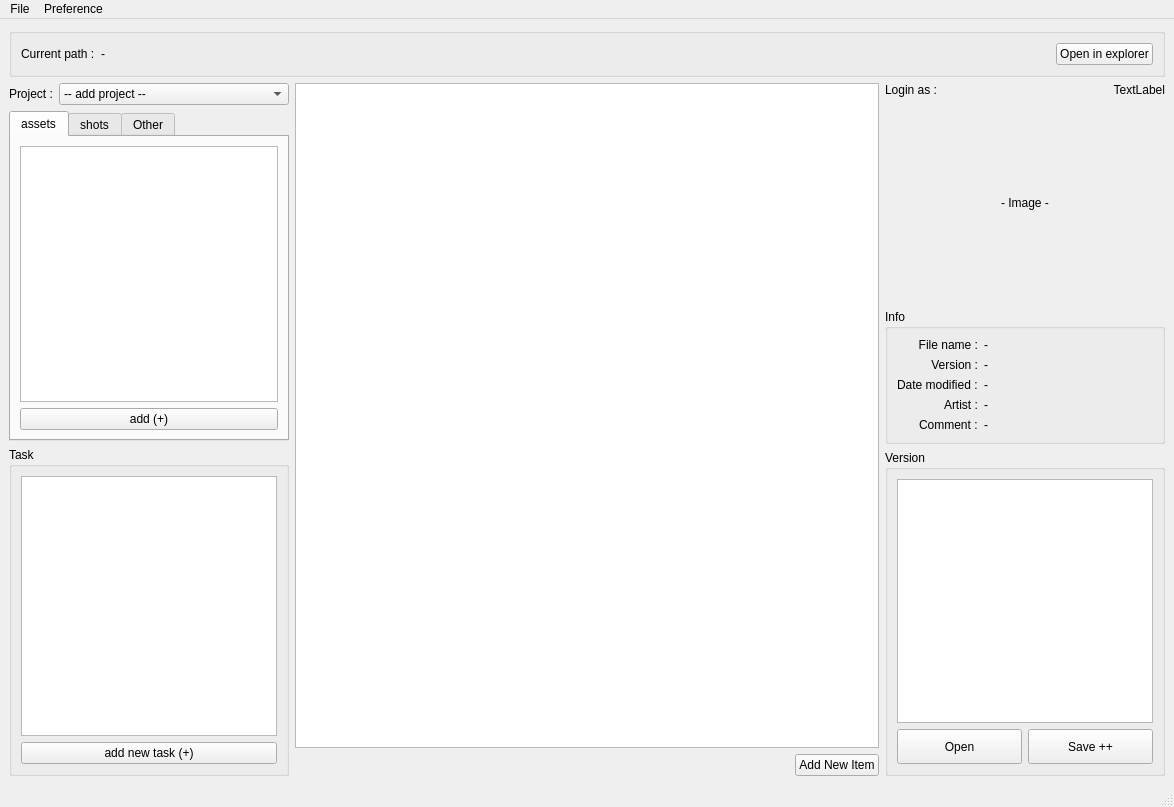
The window that ui/projectExplorer.ui (Shayen/sal_pipeline) describes before a commit, drawn with Qt 5.
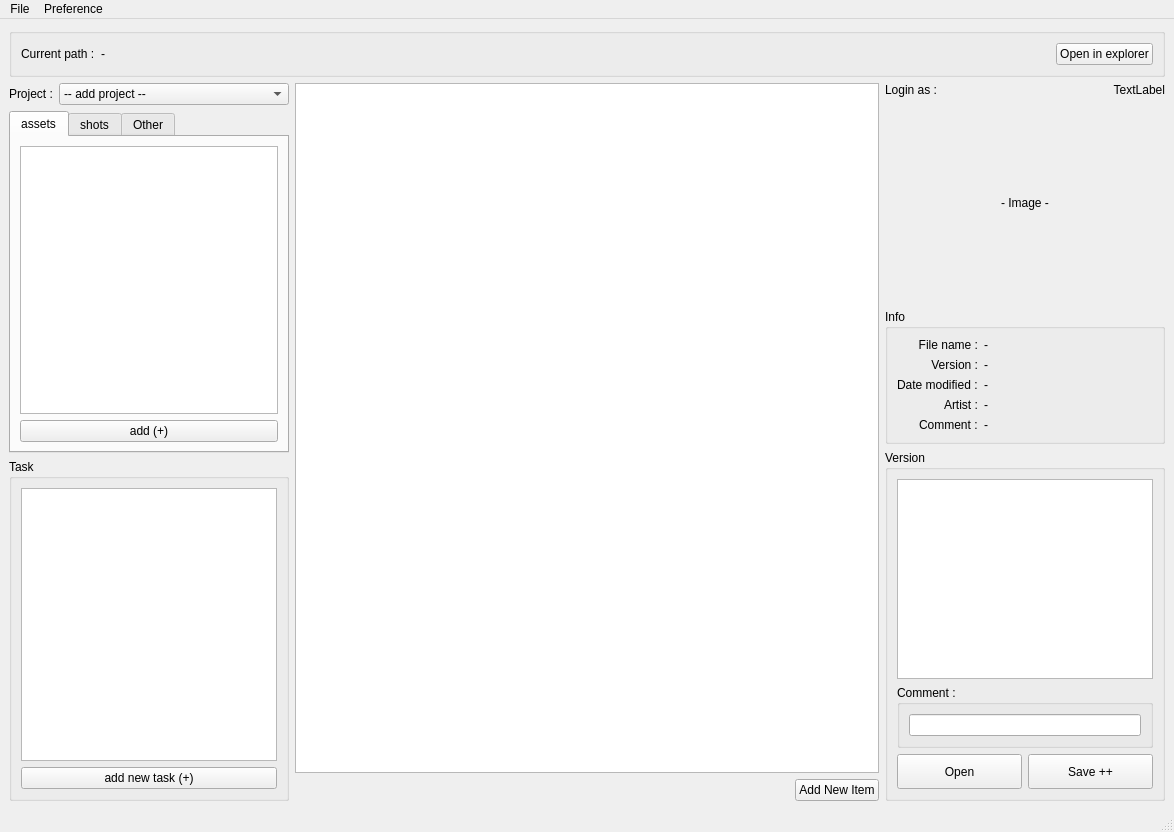
The same window after the commit.

Commit message: :seedling:Can update snapshot.

```diff
--- a/ui/projectExplorer.ui
+++ b/ui/projectExplorer.ui
@@ -345,6 +345,18 @@
              </property>
             </widget>
            </item>
+           <item>
+            <widget class="QGroupBox" name="groupBox_2">
+             <property name="title">
+              <string>Comment :</string>
+             </property>
+             <layout class="QVBoxLayout" name="verticalLayout_2">
+              <item>
+               <widget class="QLineEdit" name="lineEdit_comment"/>
+              </item>
+             </layout>
+            </widget>
+           </item>
            <item>
             <layout class="QHBoxLayout" name="horizontalLayout_openSaveButton">
              <item>
```
Left out of the diff: 8 changed lines with no effect on the pictures. The commit also changes 2 other files.
